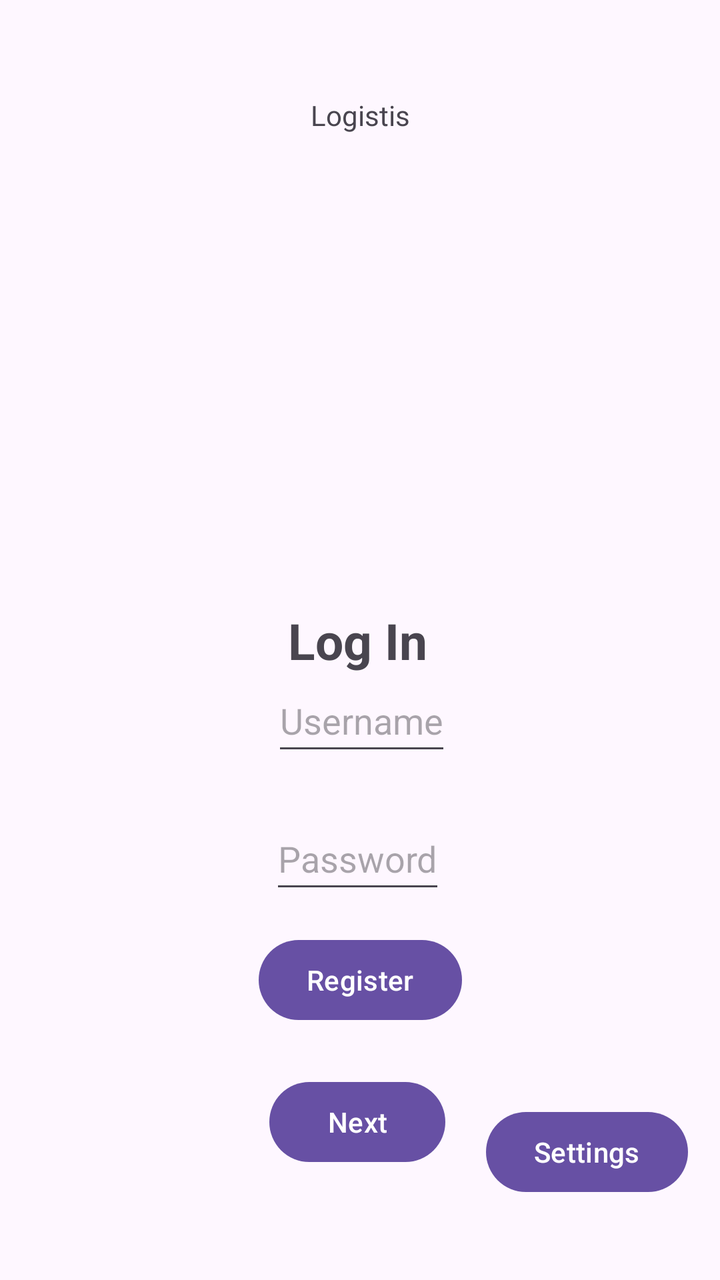
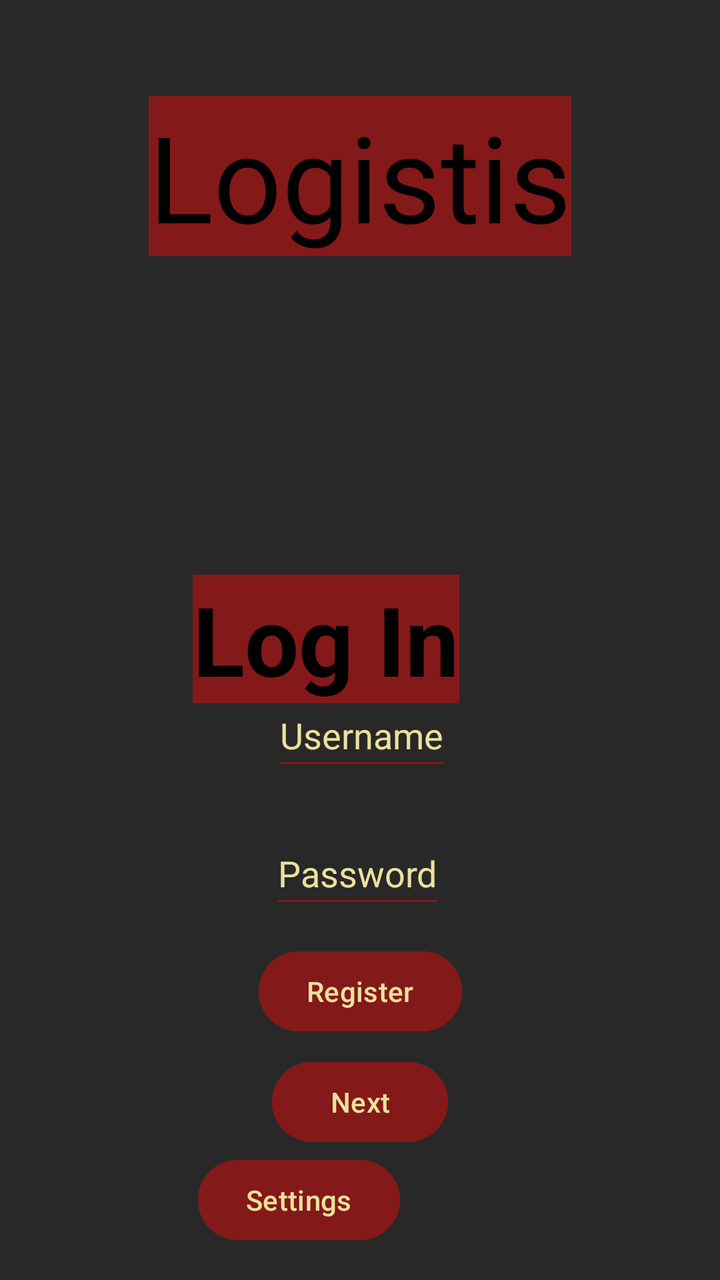

An Android layout rendered at two revisions. The XML below is the earlier revision; the diff shows what the commit changed to produce the second picture.
<!-- AndroidManifest.xml: application theme Theme.OPSC7311Introduction -->
<!-- res/layout/activity_main.xml -->
<?xml version="1.0" encoding="utf-8"?>
<androidx.constraintlayout.widget.ConstraintLayout xmlns:android="http://schemas.android.com/apk/res/android"
    xmlns:app="http://schemas.android.com/apk/res-auto"
    xmlns:tools="http://schemas.android.com/tools"
    android:id="@+id/main"
    android:layout_width="match_parent"
    android:layout_height="match_parent"
    tools:context=".MainActivity">


    <TextView
        android:id="@+id/textView"
        android:layout_width="wrap_content"
        android:layout_height="wrap_content"
        android:layout_marginTop="48dp"
        android:text="Logistis"
        app:layout_constraintEnd_toEndOf="parent"
        app:layout_constraintStart_toStartOf="parent"
        app:layout_constraintTop_toTopOf="parent" />


    <EditText
        android:id="@+id/etUsername"
        android:layout_width="wrap_content"
        android:layout_height="wrap_content"
        android:layout_marginBottom="260dp"
        android:hint="Username"
        android:inputType="text"
        android:minHeight="48dp"
        app:layout_constraintBottom_toBottomOf="parent"
        app:layout_constraintEnd_toEndOf="parent"
        app:layout_constraintHorizontal_bias="0.503"
        app:layout_constraintStart_toStartOf="parent"
        app:layout_constraintTop_toBottomOf="@+id/tvLogin_header"
        tools:ignore="AutoFill" />

    <TextView
        android:id="@+id/tvLogin_header"
        android:layout_width="wrap_content"
        android:layout_height="wrap_content"
        android:layout_marginStart="8dp"
        android:text="Log In"
        android:textSize="25sp"
        android:textStyle="bold"
        app:layout_constraintBottom_toBottomOf="parent"
        app:layout_constraintStart_toStartOf="@+id/etUsername"
        app:layout_constraintTop_toTopOf="parent" />

    <EditText
        android:id="@+id/etPassword"
        android:layout_width="wrap_content"
        android:layout_height="wrap_content"
        android:layout_marginTop="21dp"
        android:layout_marginEnd="3dp"
        android:hint="Password"
        android:inputType="textPassword"
        android:minHeight="48dp"
        app:layout_constraintEnd_toEndOf="@+id/etUsername"
        app:layout_constraintTop_toBottomOf="@+id/etUsername" />

    <Button
        android:id="@+id/btnSettings"
        android:layout_width="wrap_content"
        android:layout_height="wrap_content"
        android:layout_marginEnd="16dp"
        android:layout_marginBottom="40dp"
        android:text="Settings"
        app:layout_constraintBottom_toBottomOf="parent"
        app:layout_constraintEnd_toEndOf="parent" />

    <Button
        android:id="@+id/btnNext"
        android:layout_width="wrap_content"
        android:layout_height="wrap_content"
        android:layout_marginBottom="50dp"
        android:text="Next"
        app:layout_constraintBottom_toBottomOf="parent"
        app:layout_constraintEnd_toEndOf="parent"
        app:layout_constraintHorizontal_bias="0.495"
        app:layout_constraintStart_toStartOf="parent"
        app:layout_constraintTop_toBottomOf="@+id/etPassword"
        app:layout_constraintVertical_bias="0.946" />


    <Button
        android:id="@+id/btnRegister"
        android:layout_width="wrap_content"
        android:layout_height="wrap_content"
        android:layout_marginBottom="16dp"
        android:text="Register"
        app:layout_constraintBottom_toTopOf="@+id/btnNext"
        app:layout_constraintEnd_toEndOf="parent"
        app:layout_constraintStart_toStartOf="parent"
        app:layout_constraintTop_toTopOf="parent"
        app:layout_constraintVertical_bias="0.985" />

    <ImageView
        android:id="@+id/imgLogistis"
        android:layout_width="236dp"
        android:layout_height="131dp"
        android:layout_marginTop="42dp"
        android:contentDescription="Namibia Dune 45"
        app:layout_constraintEnd_toEndOf="parent"
        app:layout_constraintStart_toStartOf="parent"
        app:layout_constraintTop_toBottomOf="@+id/textView" />


</androidx.constraintlayout.widget.ConstraintLayout>
<!-- resources referenced by this layout -->
<resources>
  <style name="Theme.OPSC7311Introduction" parent="Base.Theme.OPSC7311Introduction" />
  <style name="Base.Theme.OPSC7311Introduction" parent="Theme.Material3.DayNight.NoActionBar">
          
          
      </style>
</resources>

<!-- the commit's change to res/layout/activity_main.xml (unified diff, before → after) -->
@@ -5,6 +5,8 @@
     android:id="@+id/main"
     android:layout_width="match_parent"
     android:layout_height="match_parent"
+    android:background="#282828"
+    android:backgroundTint="#282828"
     tools:context=".MainActivity">
 
 
@@ -13,7 +15,10 @@
         android:layout_width="wrap_content"
         android:layout_height="wrap_content"
         android:layout_marginTop="48dp"
+        android:background="#841919"
         android:text="Logistis"
+        android:textColor="#000000"
+        android:textSize="60sp"
         app:layout_constraintEnd_toEndOf="parent"
         app:layout_constraintStart_toStartOf="parent"
         app:layout_constraintTop_toTopOf="parent" />
@@ -24,9 +29,11 @@
         android:layout_width="wrap_content"
         android:layout_height="wrap_content"
         android:layout_marginBottom="260dp"
+        android:backgroundTint="#841919"
         android:hint="Username"
         android:inputType="text"
         android:minHeight="48dp"
+        android:textColorHint="#EBE19D"
         app:layout_constraintBottom_toBottomOf="parent"
         app:layout_constraintEnd_toEndOf="parent"
         app:layout_constraintHorizontal_bias="0.503"
@@ -38,13 +45,17 @@
         android:id="@+id/tvLogin_header"
         android:layout_width="wrap_content"
         android:layout_height="wrap_content"
-        android:layout_marginStart="8dp"
+        android:layout_marginEnd="170dp"
+        android:background="#841919"
         android:text="Log In"
-        android:textSize="25sp"
+        android:textColor="#000000"
+        android:textSize="48sp"
         android:textStyle="bold"
         app:layout_constraintBottom_toBottomOf="parent"
+        app:layout_constraintEnd_toEndOf="parent"
         app:layout_constraintStart_toStartOf="@+id/etUsername"
-        app:layout_constraintTop_toTopOf="parent" />
+        app:layout_constraintTop_toTopOf="parent"
+        app:layout_constraintVertical_bias="0.499" />
 
     <EditText
         android:id="@+id/etPassword"
@@ -52,19 +63,24 @@
         android:layout_height="wrap_content"
         android:layout_marginTop="21dp"
         android:layout_marginEnd="3dp"
+        android:backgroundTint="#841919"
         android:hint="Password"
         android:inputType="textPassword"
         android:minHeight="48dp"
+        android:textColorHint="#EBE19D"
         app:layout_constraintEnd_toEndOf="@+id/etUsername"
         app:layout_constraintTop_toBottomOf="@+id/etUsername" />
+
 
     <Button
         android:id="@+id/btnSettings"
         android:layout_width="wrap_content"
         android:layout_height="wrap_content"
-        android:layout_marginEnd="16dp"
-        android:layout_marginBottom="40dp"
+        android:layout_marginEnd="160dp"
+        android:layout_marginBottom="16dp"
+        android:backgroundTint="#841919"
         android:text="Settings"
+        android:textColor="#EBE19D"
         app:layout_constraintBottom_toBottomOf="parent"
         app:layout_constraintEnd_toEndOf="parent" />
 
@@ -73,21 +89,22 @@
         android:layout_width="wrap_content"
         android:layout_height="wrap_content"
         android:layout_marginBottom="50dp"
+        android:backgroundTint="#841919"
         android:text="Next"
+        android:textColor="#EBE19D"
         app:layout_constraintBottom_toBottomOf="parent"
         app:layout_constraintEnd_toEndOf="parent"
-        app:layout_constraintHorizontal_bias="0.495"
         app:layout_constraintStart_toStartOf="parent"
         app:layout_constraintTop_toBottomOf="@+id/etPassword"
-        app:layout_constraintVertical_bias="0.946" />
-
+        app:layout_constraintVertical_bias="0.82" />
 
     <Button
         android:id="@+id/btnRegister"
         android:layout_width="wrap_content"
         android:layout_height="wrap_content"
-        android:layout_marginBottom="16dp"
+        android:backgroundTint="#841919"
         android:text="Register"
+        android:textColor="#EBE19D"
         app:layout_constraintBottom_toTopOf="@+id/btnNext"
         app:layout_constraintEnd_toEndOf="parent"
         app:layout_constraintStart_toStartOf="parent"
